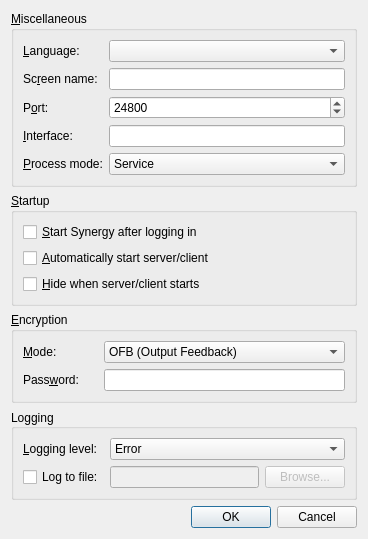
Above: src/gui/res/SettingsDialogBase.ui from deskflow/deskflow before the change. Below: the same form after it.
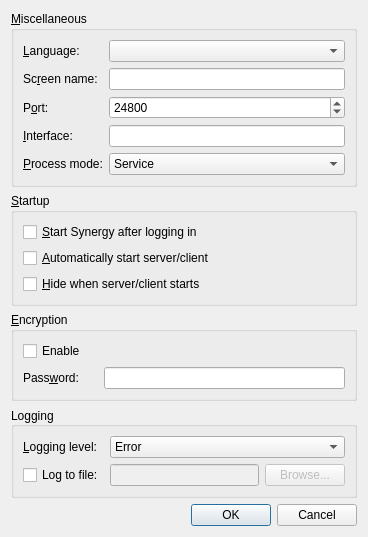
That is the form after the change.

Commit message: - Removed GCM, CTR and OFB encryption modes. - Every time server sends CALV message, IV will be changed as well.

What changed in the file:
```diff
--- a/src/gui/res/SettingsDialogBase.ui
+++ b/src/gui/res/SettingsDialogBase.ui
@@ -189,51 +189,6 @@
       <property name="fieldGrowthPolicy">
        <enum>QFormLayout::AllNonFixedFieldsGrow</enum>
       </property>
-      <item row="0" column="0">
-       <widget class="QLabel" name="m_pLabel_26">
-        <property name="minimumSize">
-         <size>
-          <width>75</width>
-          <height>0</height>
-         </size>
-        </property>
-        <property name="text">
-         <string>&amp;Mode:</string>
-        </property>
-        <property name="buddy">
-         <cstring>m_pComboCryptoMode</cstring>
-        </property>
-       </widget>
-      </item>
-      <item row="0" column="1">
-       <widget class="QComboBox" name="m_pComboCryptoMode">
-        <item>
-         <property name="text">
-          <string notr="true">OFB (Output Feedback)</string>
-         </property>
-        </item>
-        <item>
-         <property name="text">
-          <string notr="true">CFB (Cipher Feedback)</string>
-         </property>
-        </item>
-        <item>
-         <property name="text">
-          <string notr="true">CTR (Counter)</string>
-         </property>
-        </item>
-        <item>
-         <property name="text">
-          <string notr="true">GCM (Galois/Counter)</string>
-         </property>
-        </item>
-        <item>
-         <property name="text">
-          <string notr="true">Disable encryption</string>
-         </property>
-        </item>
-       </widget>
-      </item>
       <item row="1" column="0">
        <widget class="QLabel" name="m_pLabel_23">
         <property name="minimumSize">
@@ -260,6 +215,13 @@
         </property>
        </widget>
       </item>
+      <item row="0" column="0">
+       <widget class="QCheckBox" name="m_pCheckBoxEnableCrypto">
+        <property name="text">
+         <string>Enable</string>
+        </property>
+       </widget>
+      </item>
      </layout>
     </widget>
    </item>
```
Left out of the diff: 1 changed line with no effect on the pictures. The commit also changes 18 other files.
